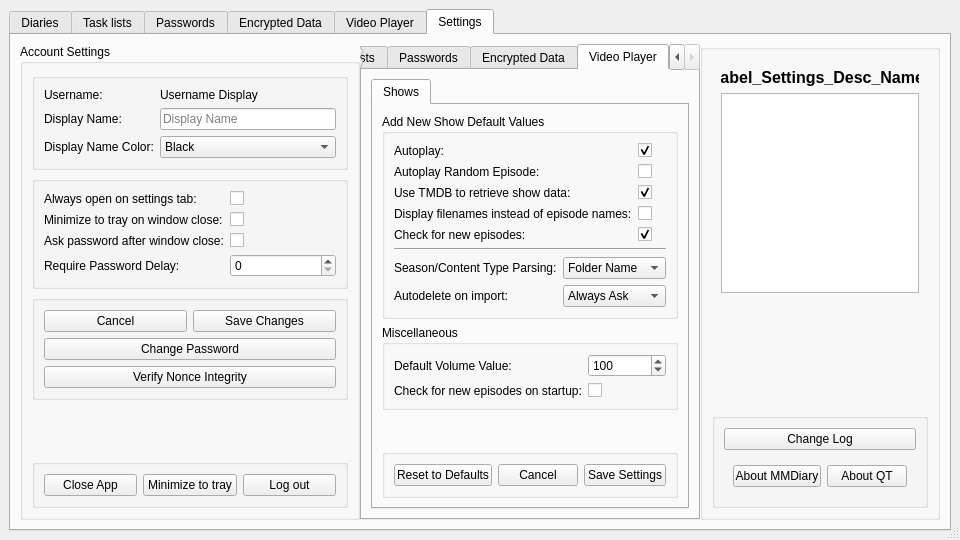
Old version of the form mainwindow.ui in the repository therealMaPMaKeR/MMDiary.
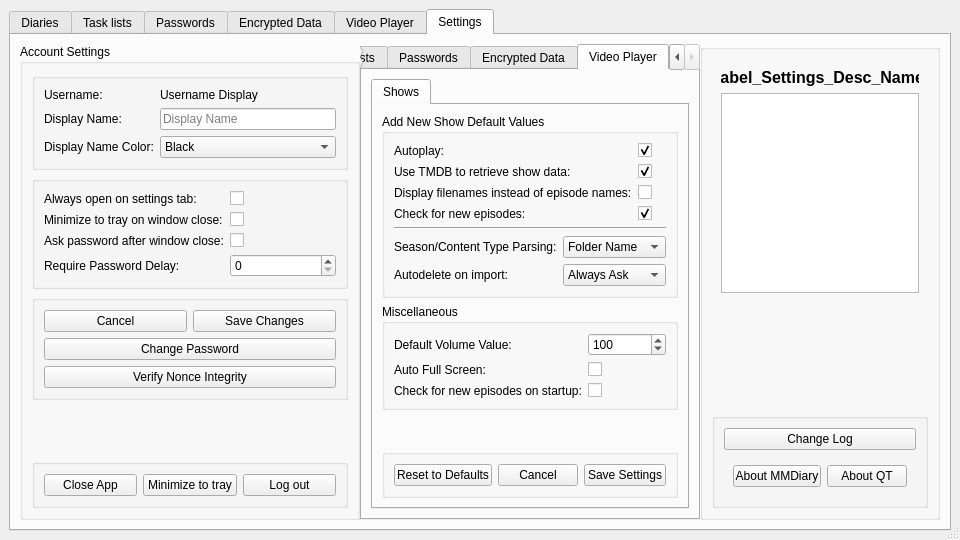
New version of the form. The open tabs and pages were chosen to show the change. Custom widgets are drawn as their Qt base class.

```diff
--- a/mainwindow.ui
+++ b/mainwindow.ui
@@ -1498,7 +1498,7 @@
            </size>
           </property>
           <property name="currentIndex">
-           <number>0</number>
+           <number>4</number>
           </property>
           <widget class="QWidget" name="tab_Settings_Diaries">
            <attribute name="title">
@@ -2078,27 +2078,13 @@
                       </widget>
                      </item>
                      <item row="1" column="0">
-                      <widget class="QLabel" name="label_17">
-                       <property name="text">
-                        <string>Autoplay Random Episode: </string>
-                       </property>
-                      </widget>
-                     </item>
-                     <item row="1" column="1">
-                      <widget class="QCheckBox" name="checkBox_VP_Shows_AutoplayRand">
-                       <property name="text">
-                        <string/>
-                       </property>
-                      </widget>
-                     </item>
-                     <item row="2" column="0">
                       <widget class="QLabel" name="label_18">
                        <property name="text">
                         <string>Use TMDB to retrieve show data:</string>
                        </property>
                       </widget>
                      </item>
-                     <item row="2" column="1">
+                     <item row="1" column="1">
                       <widget class="QCheckBox" name="checkBox_VP_Shows_UseTMDB">
                        <property name="text">
                         <string/>
@@ -2108,28 +2094,28 @@
                        </property>
                       </widget>
                      </item>
-                     <item row="3" column="0">
+                     <item row="2" column="0">
                       <widget class="QLabel" name="label_19">
                        <property name="text">
                         <string>Display filenames instead of episode names:</string>
                        </property>
                       </widget>
                      </item>
-                     <item row="3" column="1">
+                     <item row="2" column="1">
                       <widget class="QCheckBox" name="checkBox_VP_Shows_DisplayFilenames">
                        <property name="text">
                         <string/>
                        </property>
                       </widget>
                      </item>
-                     <item row="4" column="0">
+                     <item row="3" column="0">
                       <widget class="QLabel" name="label_32">
                        <property name="text">
                         <string>Check for new episodes:</string>
                        </property>
                       </widget>
                      </item>
-                     <item row="4" column="1">
+                     <item row="3" column="1">
                       <widget class="QCheckBox" name="checkBox_VP_Shows_CheckNewEP">
                        <property name="text">
                         <string/>
@@ -2230,20 +2216,34 @@
                      </property>
                     </widget>
                    </item>
-                   <item row="1" column="0">
+                   <item row="2" column="0">
                     <widget class="QLabel" name="label_3">
                      <property name="text">
                       <string>Check for new episodes on startup:</string>
                      </property>
                     </widget>
                    </item>
-                   <item row="1" column="1">
+                   <item row="2" column="1">
                     <widget class="QCheckBox" name="checkBox_VP_Shows_CheckNewEPStartup">
                      <property name="text">
                       <string/>
                      </property>
                     </widget>
                    </item>
+                   <item row="1" column="0">
+                    <widget class="QLabel" name="label_17">
+                     <property name="text">
+                      <string>Auto Full Screen:</string>
+                     </property>
+                    </widget>
+                   </item>
+                   <item row="1" column="1">
+                    <widget class="QCheckBox" name="checkBox_VP_Shows_AutoFullScreen">
+                     <property name="text">
+                      <string/>
+                     </property>
+                    </widget>
+                   </item>
                   </layout>
                  </widget>
                 </item>
```
